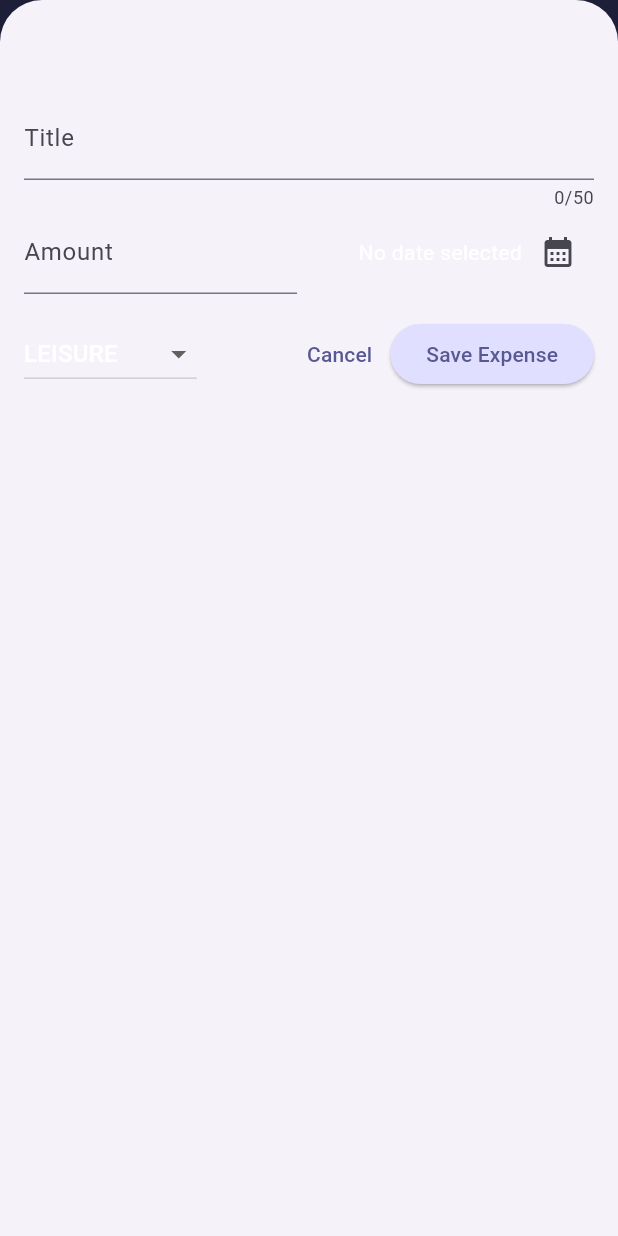
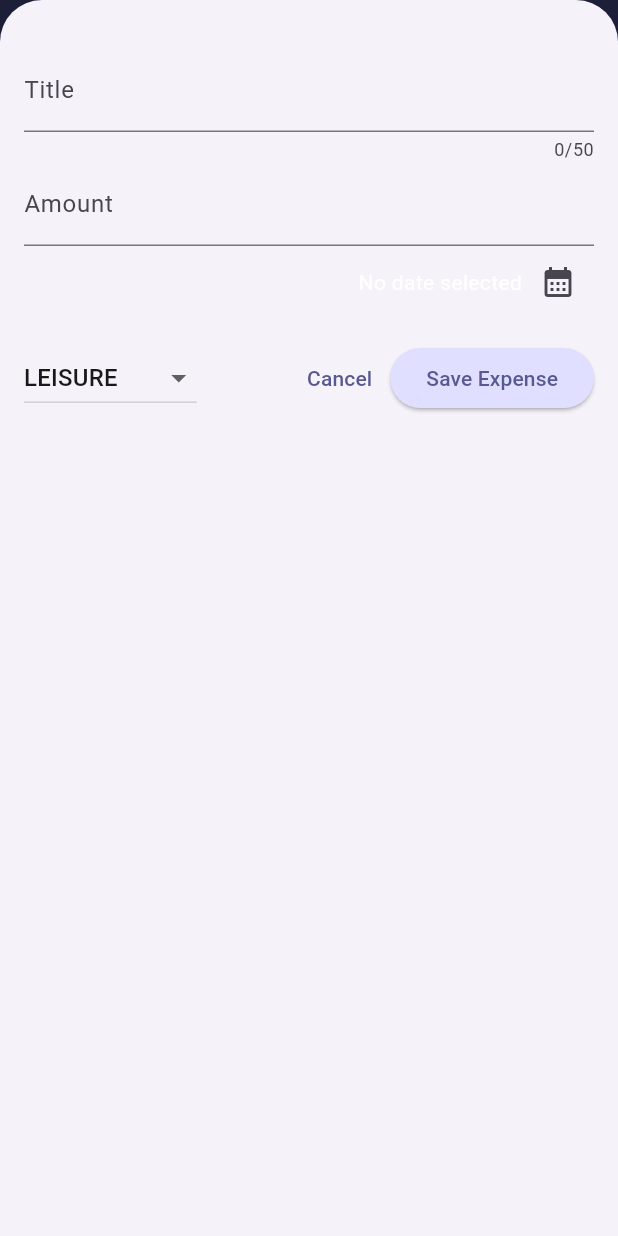
Before and after one commit to carolbonk/expenseTracker_app, a Flutter app: the screen it shows after launch, after a tap on the "add" icon, on a phone screen of 412 x 824 dp. Run offline on Flutter 3.47's test engine with Material 3 defaults, Android fonts, the phone set to English and light mode, and no system bars.

Commit message:
Turns layout responsive

```diff
--- a/lib/main.dart
+++ b/lib/main.dart
@@ -1,4 +1,5 @@
 import 'package:flutter/material.dart';
+//import 'package:flutter/services.dart';
 import 'widgets/expenses.dart';
 
 var kColorScheme = ColorScheme.fromSeed(
@@ -11,6 +12,10 @@ var kDarkColorScheme = ColorScheme.fromSeed(
 );
 
 void main() {
+  // WidgetsFlutterBinding.ensureInitialized();
+  // SystemChrome.setPreferredOrientations([
+  //   DeviceOrientation.portraitUp,
+  // ]).then((fn) {
   runApp(
     MaterialApp(
       darkTheme: ThemeData.dark().copyWith(
@@ -59,4 +64,5 @@ void main() {
       home: const Expenses(),
     ),
   );
+  //});
 }
--- a/lib/widgets/expenses.dart
+++ b/lib/widgets/expenses.dart
@@ -37,6 +37,7 @@ class _ExpensesState extends State<Expenses> {
 
   void _openAddExpenseOverlay() {
     showModalBottomSheet(
+      useSafeArea: true,
       isScrollControlled: true,
       context: context,
       builder: (ctx) => NewExpense(onAddExpense: _addExpense),
@@ -73,6 +74,9 @@ class _ExpensesState extends State<Expenses> {
 
   @override
   Widget build(BuildContext context) {
+    final width = MediaQuery.of(context).size.width;
+    //final height = MediaQuery.of(context).size.height;
+
     Widget mainContent =
         const Center(child: Text('No expenses found. Start adding some!'));
 
@@ -93,14 +97,23 @@ class _ExpensesState extends State<Expenses> {
           ),
         ],
       ),
-      body: Column(
+      body: width < 600
+          ? Column(
               children: [
                 Chart(expenses: _registeredExpenses),
                 Expanded(
                   child: mainContent,
                 ),
               ],
+            )
+          : Row(children: [
+              Expanded(
+                child: Chart(expenses: _registeredExpenses),
               ),
+              Expanded(
+                child: mainContent,
+              ),
+            ]),
     );
   }
 }
--- a/lib/widgets/new_expense.dart
+++ b/lib/widgets/new_expense.dart
@@ -1,5 +1,6 @@
 import 'package:flutter/material.dart';
 import 'package:expense_tracker/models/expense.dart';
+//import 'package:flutter/rendering.dart';
 
 class NewExpense extends StatefulWidget {
   const NewExpense({super.key, required this.onAddExpense});
@@ -78,10 +79,46 @@ class _NewExpenseState extends State<NewExpense> {
 
   @override
   Widget build(BuildContext context) {
-    return Padding(
-      padding: const EdgeInsets.fromLTRB(16, 64, 16, 16),
+    final keyboardSpace = MediaQuery.of(context).viewInsets.bottom;
+
+    return LayoutBuilder(builder: (ctx, constraints) {
+      final width = constraints.maxWidth;
+
+      return SizedBox(
+        height: double.infinity,
+        child: SingleChildScrollView(
+          child: Padding(
+            padding: EdgeInsets.fromLTRB(16, 32, 16, keyboardSpace + 16),
             child: Column(
               children: [
+                if (width >= 600)
+                  Row(
+                    crossAxisAlignment:
+                        CrossAxisAlignment.start, //vertical alignment
+                    children: [
+                      Expanded(
+                        child: TextField(
+                          controller: _titleController,
+                          maxLength: 50,
+                          decoration: const InputDecoration(
+                            label: Text('Title'),
+                          ),
+                        ),
+                      ),
+                      const SizedBox(width: 24),
+                      Expanded(
+                        child: TextField(
+                          controller: _amountController,
+                          keyboardType: TextInputType.number,
+                          decoration: const InputDecoration(
+                            prefixText: '\$ ',
+                            label: Text('Amount'),
+                          ),
+                        ),
+                      ),
+                    ],
+                  )
+                else
                   TextField(
                     controller: _titleController,
                     maxLength: 50,
@@ -89,8 +126,52 @@ class _NewExpenseState extends State<NewExpense> {
                       label: Text('Title'),
                     ),
                   ),
-          Row(
+                if (width >= 600)
+                  Row(children: [
+                    DropdownButton(
+                        value: _selectedCategory,
+                        items: Category.values
+                            .map(
+                              (category) => DropdownMenuItem(
+                                value: category,
+                                child: Text(
+                                  category.name.toUpperCase(),
+                                  style: const TextStyle(
+                                      color: Color.fromARGB(255, 26, 25, 25)),
+                                ),
+                              ),
+                            )
+                            .toList(),
+                        onChanged: (value) {
+                          if (value == null) {
+                            return;
+                          }
+                          setState(() {
+                            _selectedCategory = value;
+                          });
+                        }),
+                    const SizedBox(width: 24),
+                    Expanded(
+                      child: Row(
+                        mainAxisAlignment: MainAxisAlignment.end,
+                        crossAxisAlignment: CrossAxisAlignment.center,
                         children: [
+                          Text(
+                            _selectedDate == null
+                                ? 'No date selected'
+                                : formatter.format(_selectedDate!),
+                          ),
+                          IconButton(
+                            onPressed: _presentDatePicker,
+                            icon: const Icon(
+                              Icons.calendar_month,
+                            ),
+                          ),
+                        ],
+                      ),
+                    ),
+                  ])
+                else
                   Expanded(
                     child: TextField(
                       controller: _amountController,
@@ -98,12 +179,12 @@ class _NewExpenseState extends State<NewExpense> {
                       decoration: const InputDecoration(
                         prefixText: '\$ ',
                         label: Text('Amount'),
-                    // labelStyle: TextStyle(
-                    //   color: Color.fromARGB(255, 14, 13, 20),
-                    // ),
                       ),
                     ),
                   ),
+                const SizedBox(width: 16),
+                Row(
+                  children: [
                     const SizedBox(width: 16),
                     Expanded(
                       child: Row(
@@ -127,6 +208,19 @@ class _NewExpenseState extends State<NewExpense> {
                   ],
                 ),
                 const SizedBox(height: 16),
+                if (width >= 600)
+                  Row(children: [
+                    const Spacer(),
+                    TextButton(
+                        onPressed: () {
+                          Navigator.pop(context);
+                        },
+                        child: const Text('Cancel')),
+                    ElevatedButton(
+                        onPressed: _submitExpenseData,
+                        child: const Text('Save Expense'))
+                  ])
+                else
                   Row(children: [
                     DropdownButton(
                         value: _selectedCategory,
@@ -134,8 +228,12 @@ class _NewExpenseState extends State<NewExpense> {
                             .map(
                               (category) => DropdownMenuItem(
                                 value: category,
-                        child: Text(category.name.toUpperCase()),
-                        //color: category.color,
+                                //TextStyle: const TextStyle(color: Colors.black),
+                                child: Text(
+                                  category.name.toUpperCase(),
+                                  style: const TextStyle(
+                                      color: Color.fromARGB(255, 26, 25, 25)),
+                                ),
                               ),
                             )
                             .toList(),
@@ -159,6 +257,9 @@ class _NewExpenseState extends State<NewExpense> {
                   ]),
               ],
             ),
+          ),
+        ),
       );
+    });
   }
 }
```
Lines whose indentation alone changed are shown as unchanged.
